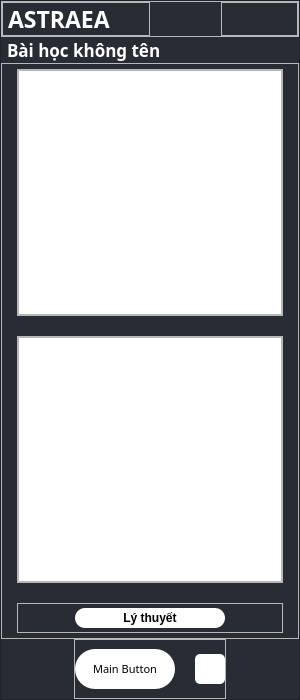
The window that UI_Files/ui_main.ui (hoangm960/Astraea) describes before a commit, drawn with Qt 5.
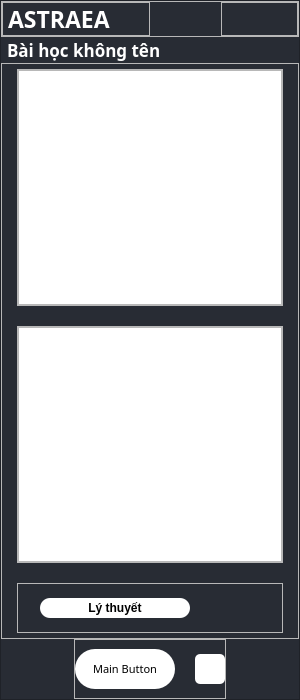
The same window after the commit. Icons and pictures are not drawn.

Commit message: Big update (Profile, status, fix bugs)

What changed in the file:
```diff
--- a/UI_Files/ui_main.ui
+++ b/UI_Files/ui_main.ui
@@ -522,7 +522,7 @@
             <property name="minimumSize">
              <size>
               <width>0</width>
-              <height>30</height>
+              <height>50</height>
              </size>
             </property>
             <property name="frameShape">
@@ -531,7 +531,7 @@
             <property name="frameShadow">
              <enum>QFrame::Raised</enum>
             </property>
-            <layout class="QGridLayout" name="gridLayout">
+            <layout class="QHBoxLayout" name="horizontalLayout">
              <property name="leftMargin">
               <number>0</number>
              </property>
@@ -544,13 +544,7 @@
              <property name="bottomMargin">
               <number>0</number>
              </property>
-             <property name="horizontalSpacing">
-              <number>0</number>
-             </property>
-             <property name="verticalSpacing">
-              <number>10</number>
-             </property>
-             <item row="0" column="0">
+             <item>
               <widget class="QPushButton" name="LessonButton">
                <property name="minimumSize">
                 <size>
@@ -585,6 +579,36 @@
                </property>
               </widget>
              </item>
+             <item>
+              <widget class="QPushButton" name="profile_btn">
+               <property name="minimumSize">
+                <size>
+                 <width>40</width>
+                 <height>40</height>
+                </size>
+               </property>
+               <property name="maximumSize">
+                <size>
+                 <width>40</width>
+                 <height>40</height>
+                </size>
+               </property>
+               <property name="styleSheet">
+                <string notr="true">QPushButton {
+	background: transparent;
+	border-radius: 20px;
+	image: url(:/images/icons/user_white.png);
+}
+QPushButton:hover {
+	background: rgb(255,255,255);
+	image: url(:/images/icons/user.png);
+}</string>
+               </property>
+               <property name="text">
+                <string/>
+               </property>
+              </widget>
+             </item>
             </layout>
            </widget>
           </item>
```
The commit also changes 12 other files.
